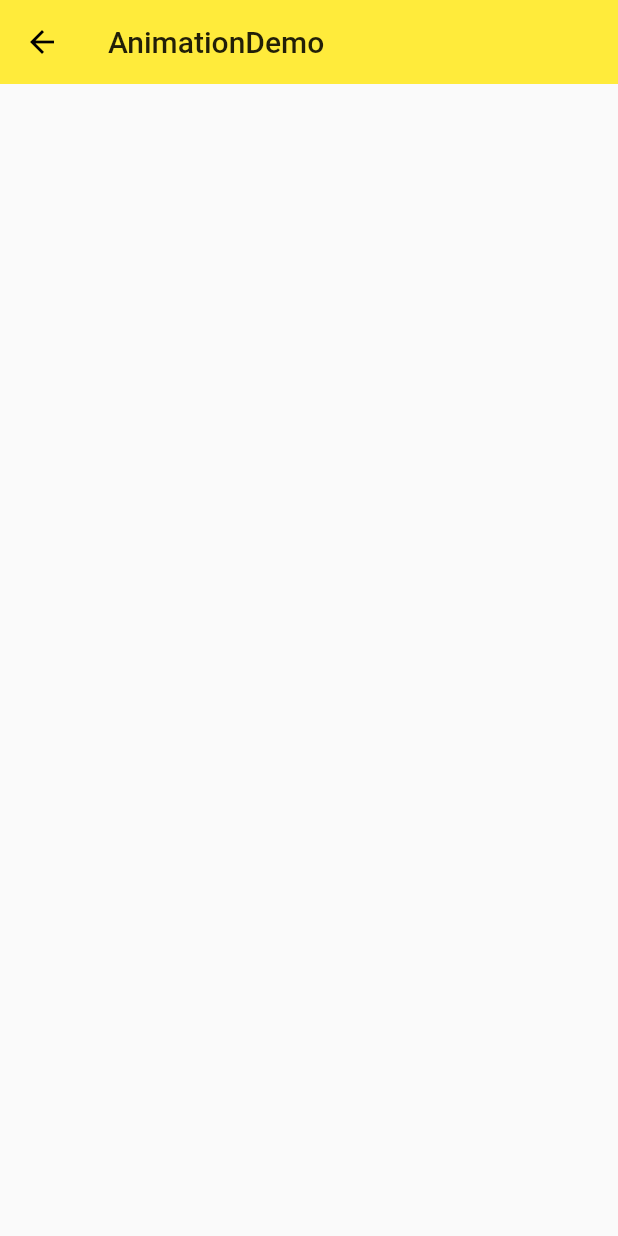
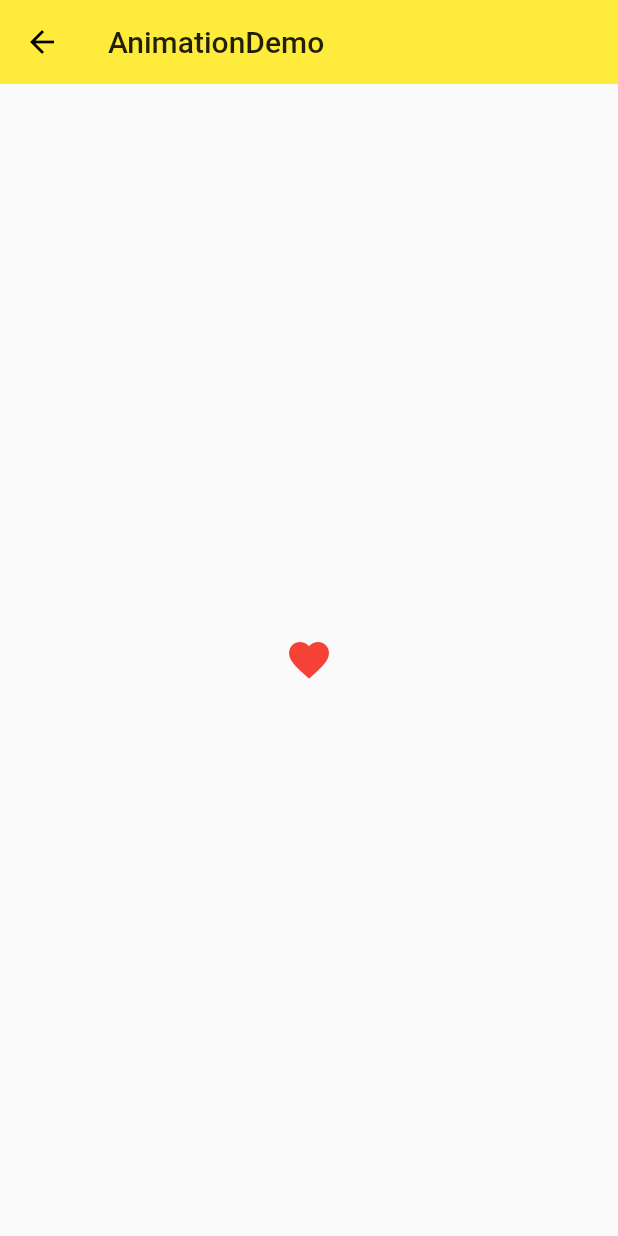
Before and after one commit to XYXiaoYuan/flutter_study, a Flutter app: the screen it shows after launch, on a phone screen of 412 x 824 dp. Run offline on Flutter 3.47's test engine with Material 2 defaults, Android fonts, the phone set to English and light mode, and no system bars; our stand-ins replace rxdart.

Commit message:
Tween：设置动画范围值（数字、颜色）

```diff
--- a/flutter_study/lib/demo/animation/animation_demo.dart
+++ b/flutter_study/lib/demo/animation/animation_demo.dart
@@ -21,34 +21,66 @@ class AnimationDemoHome extends StatefulWidget {
 class _AnimationDemoHomeState extends State<AnimationDemoHome>
 with TickerProviderStateMixin {
   AnimationController _animationController;
+  Animation animation;
+  Animation animationColor;
 
   @override
   void initState() {
     super.initState();
 
     _animationController = AnimationController(
-      duration: Duration(milliseconds: 1000),
+      // value: 32.0,
+      // lowerBound: 32.0,
+      // upperBound: 100.0,
+      duration: Duration(milliseconds: 3000),
       vsync: this,
     );
 
+    animation = Tween(
+      begin: 32.0,
+      end: 100.0,
+    ).animate(_animationController);
+
+    animationColor = ColorTween(
+      begin: Colors.red,
+      end: Colors.red[900]
+    ).animate(_animationController);
+
     _animationController.addListener(() {
-      print('${_animationController.value}');
+      // print('${_animationController.value}');
+      setState(() {});
     });
 
-    _animationController.forward();
+    _animationController.addStatusListener((AnimationStatus status) {
+      print(status);
+    });
+
+    // _animationController.forward();
   }
 
   @override
   void dispose() {
     super.dispose();
-
     _animationController.dispose();
   }
 
   @override
   Widget build(BuildContext context) {
-    return Container(
-
+    return Center(
+      child: IconButton(
+        icon: Icon(Icons.favorite),
+        iconSize: animation.value,
+        color: animationColor.value,
+        onPressed: () {
+          switch (_animationController.status) {
+            case AnimationStatus.completed:
+              _animationController.reverse();
+              break;
+            default:
+              _animationController.forward();
+          }
+        },
+      )
     );
   }
 }
```
